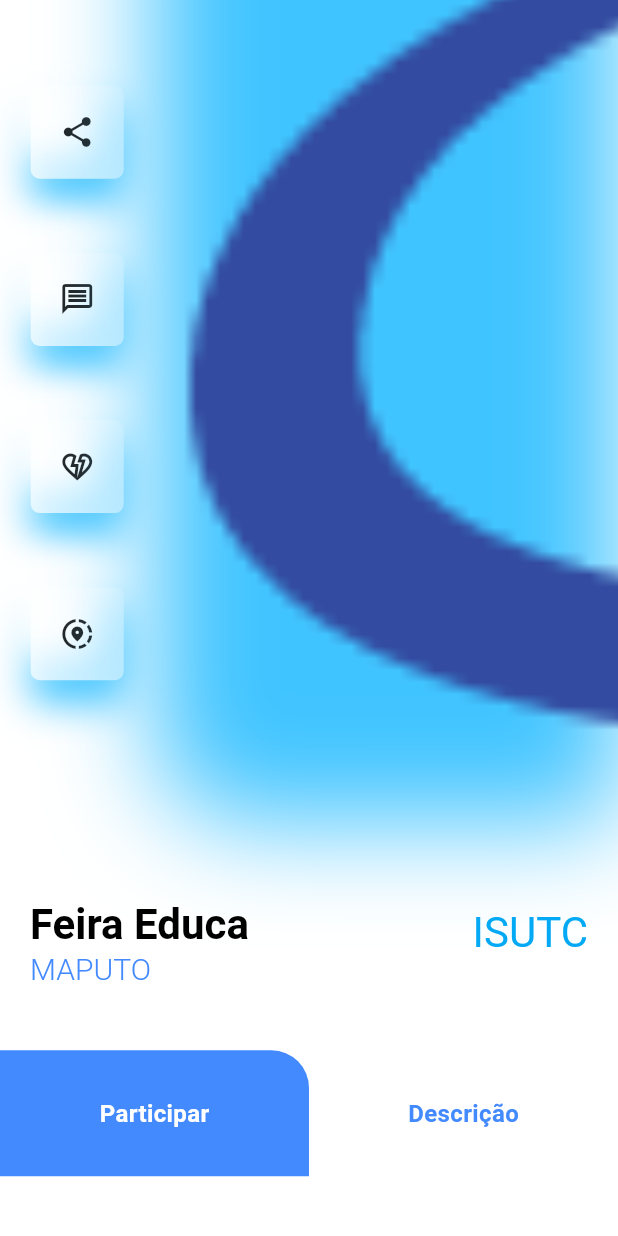
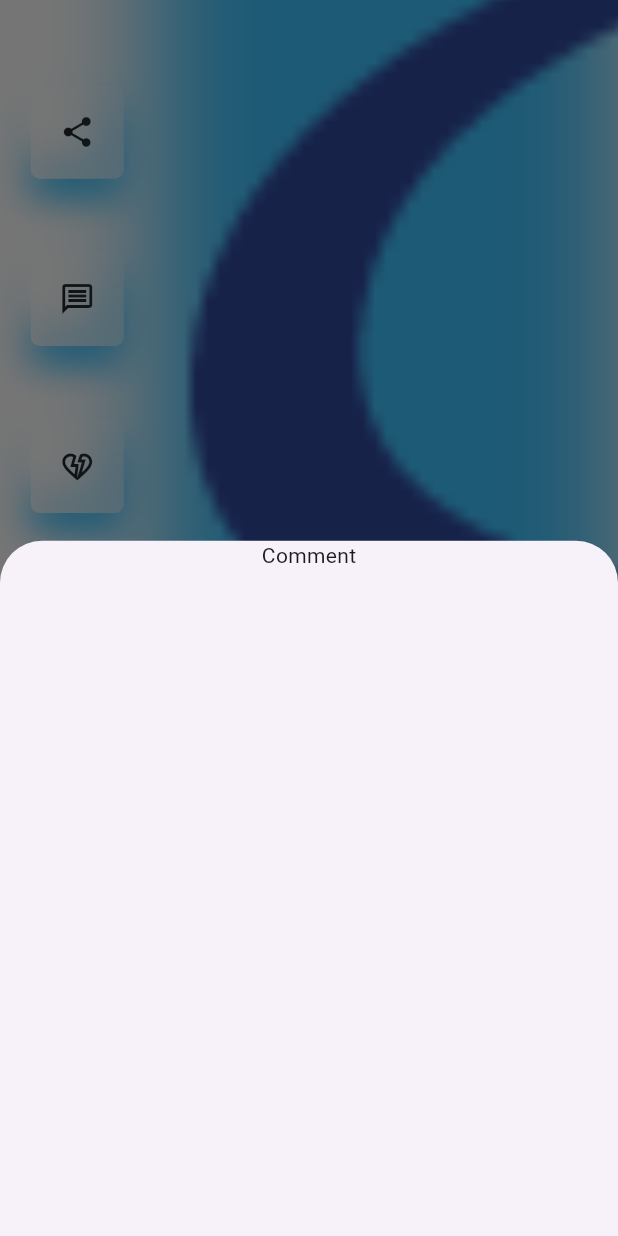
Before and after one commit to Aylton-Sitefane/gestaodeeventos, a Flutter app: the DetailScreen screen opened directly, scrolled down 121 dp, after a tap on the "message" icon, on a phone screen of 412 x 824 dp. Run offline on Flutter 3.47's test engine with Material 3 defaults, Android fonts, the light colour scheme and no system bars; our stand-ins replace flutter_svg.

Commit message:
Separacao dos componentes e adicao do campo para comentarios

```diff
--- /dev/null
+++ b/isutclog/lib/app/view/Details/components/comment_view.dart
@@ -0,0 +1,17 @@
+import 'package:flutter/material.dart';
+
+class CommentView extends StatelessWidget {
+  const CommentView({super.key});
+
+  @override
+  Widget build(BuildContext context) {
+    return Container(
+      width: double.infinity,
+      child: Column(
+        children: [
+          Text('Comment'),
+        ],
+      ),
+    );
+  }
+}
--- a/isutclog/lib/app/view/Details/components/image_and_card_section.dart
+++ b/isutclog/lib/app/view/Details/components/image_and_card_section.dart
@@ -1,5 +1,6 @@
 import 'package:flutter/material.dart';
-import 'package:isutclog/app/view/Details/widgets/icon_card.dart';
+import 'package:isutclog/app/view/Details/widgets/image_widget.dart';
+import 'package:isutclog/app/view/Details/widgets/interation_button.dart';
 import 'package:isutclog/components/constants.dart';
 
 class ImageAndCardSection extends StatelessWidget {
@@ -17,80 +18,8 @@ class ImageAndCardSection extends StatelessWidget {
         height: size.height * 0.8,
         child: Row(
           children: <Widget>[
-            Expanded(
-              child: Padding(
-                padding: const EdgeInsets.symmetric(
-                  vertical: KdefaultPadding * 3,
-                ),
-                child: Column(
-                  children: [
-                    Align(
-                      alignment: Alignment.topLeft,
-                      child: IconButton(
-                        padding:
-                            EdgeInsets.symmetric(horizontal: KdefaultPadding),
-                        onPressed: () {
-                          Navigator.pop(context);
-                        },
-                        icon: Icon(Icons.arrow_back_ios),
-                      ),
-                    ),
-                    Spacer(),
-                    GestureDetector(
-                      child: IconCard(
-                        icon: Icons.share,
-                      ),
-                      onTap: (){},
-                    ),
-                    GestureDetector(
-                      child: IconCard(
-                        icon: Icons.message_outlined,
-                      ),
-                      onTap: (){},
-                    ),
-                    GestureDetector(
-                      child: IconCard(
-                        icon: Icons.heart_broken_outlined,
-                      ),
-                      onTap: () {
-
-                      },
-                    ),
-                    GestureDetector(
-                      child: IconCard(
-                        icon: Icons.share_location_outlined,
-                      ),
-                      onTap: () {
-
-                      },
-                    ),
-
-                  ],
-                ),
-              ),
-            ),
-            Container(
-              height: size.height * 0.8,
-              width: size.width * 0.75,
-              decoration: BoxDecoration(
-                borderRadius: BorderRadius.only(
-                  topLeft: Radius.circular(63),
-                  bottomLeft: Radius.circular(63),
-                ),
-                boxShadow: [
-                  BoxShadow(
-                    offset: Offset(0, 10),
-                    blurRadius: 60,
-                    color: Colors.lightBlueAccent,
-                  ),
-                ],
-                image: DecorationImage(
-                  image: AssetImage("assets/images/logo_isu.png"),
-                  fit: BoxFit.cover,
-                  alignment: Alignment.centerLeft,
-                ),
-              ),
-            ),
+            InterationSectionButtons(),
+            ImageWidget(),
           ],
         ),
       ),
--- a/isutclog/lib/app/view/Details/components/participate_and_description_section.dart
+++ b/isutclog/lib/app/view/Details/components/participate_and_description_section.dart
@@ -29,7 +29,7 @@ class ParticipateAndDescriptionSeaction extends StatelessWidget {
             ),
             child: Center(
               child: Text(
-                "Participar",
+                "Interesse",
                 style: TextStyle(
                     color: Colors.white,
                     fontWeight: FontWeight.bold,
@@ -40,7 +40,7 @@ class ParticipateAndDescriptionSeaction extends StatelessWidget {
         ),
         GestureDetector(
           onTap: () {},
-          child: Container(
+          child: SizedBox(
             width: size.width / 2,
             height: 84,
             child: Center(
--- /dev/null
+++ b/isutclog/lib/app/view/Details/widgets/image_widget.dart
@@ -0,0 +1,38 @@
+import 'package:flutter/material.dart';
+
+
+
+class ImageWidget extends StatelessWidget {
+  const ImageWidget({
+    super.key,
+  });
+
+
+  @override
+  Widget build(BuildContext context) {
+    Size size = MediaQuery.of(context).size;
+
+    return Container(
+      height: size.height * 0.8,
+      width: size.width * 0.75,
+      decoration: BoxDecoration(
+        borderRadius: BorderRadius.only(
+          topLeft: Radius.circular(63),
+          bottomLeft: Radius.circular(63),
+        ),
+        boxShadow: [
+          BoxShadow(
+            offset: Offset(0, 10),
+            blurRadius: 60,
+            color: Colors.lightBlueAccent,
+          ),
+        ],
+        image: DecorationImage(
+          image: AssetImage("assets/images/logo_isu.png"),
+          fit: BoxFit.cover,
+          alignment: Alignment.centerLeft,
+        ),
+      ),
+    );
+  }
+}
--- /dev/null
+++ b/isutclog/lib/app/view/Details/widgets/interation_button.dart
@@ -0,0 +1,72 @@
+import 'package:flutter/material.dart';
+import 'package:isutclog/app/view/Details/components/comment_view.dart';
+import 'package:isutclog/app/view/Details/widgets/icon_card.dart';
+import 'package:isutclog/components/constants.dart';
+
+class InterationSectionButtons extends StatefulWidget {
+  const InterationSectionButtons({
+    super.key,
+  });
+
+  @override
+  State<InterationSectionButtons> createState() =>
+      _InterationSectionButtonsState();
+}
+
+class _InterationSectionButtonsState extends State<InterationSectionButtons> {
+  void _openCommentScreen() {
+    showModalBottomSheet(context: context, builder: (ctx) => CommentView());
+  }
+
+  @override
+  Widget build(BuildContext context) {
+    return Expanded(
+      child: Padding(
+        padding: const EdgeInsets.symmetric(
+          vertical: KdefaultPadding * 3,
+        ),
+        child: Column(
+          children: [
+            Align(
+              alignment: Alignment.topLeft,
+              child: IconButton(
+                padding: EdgeInsets.symmetric(horizontal: KdefaultPadding),
+                onPressed: () {
+                  Navigator.pop(context);
+                },
+                icon: Icon(Icons.arrow_back_ios),
+              ),
+            ),
+            Spacer(),
+            GestureDetector(
+              child: IconCard(
+                icon: Icons.share,
+              ),
+              onTap: () {},
+            ),
+            GestureDetector(
+              child: IconCard(
+                icon: Icons.message_outlined,
+              ),
+              onTap: () {
+                _openCommentScreen();
+              },
+            ),
+            GestureDetector(
+              child: IconCard(
+                icon: Icons.heart_broken_outlined,
+              ),
+              onTap: () {},
+            ),
+            GestureDetector(
+              child: IconCard(
+                icon: Icons.share_location_outlined,
+              ),
+              onTap: () {},
+            ),
+          ],
+        ),
+      ),
+    );
+  }
+}
```
